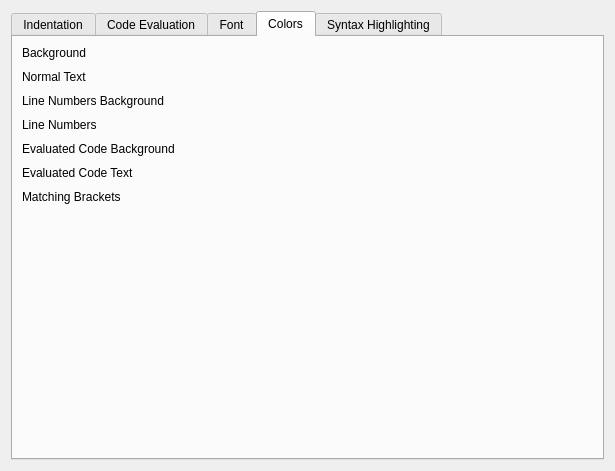
Above: editors/sc-ide/forms/settings_editor.ui from supercollider/supercollider before the change. Below: the same form after it.
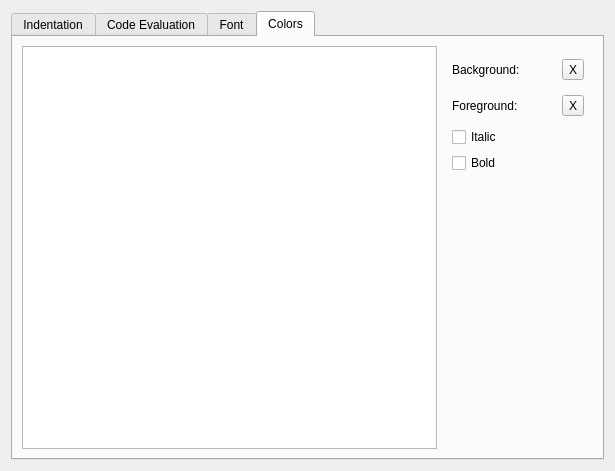
That is the form after the change. The open tabs and pages were chosen to show the change. Custom widgets are drawn as their Qt base class.

Commit message:
sc ide: redesign editor colors configuration
This unifies configuration of syntax highlighting and all other colors.
NOTE: This breaks configuration data in old configuration files.

Patch:
```diff
--- a/editors/sc-ide/forms/settings_editor.ui
+++ b/editors/sc-ide/forms/settings_editor.ui
@@ -280,92 +280,125 @@
        <attribute name="title">
         <string>Colors</string>
        </attribute>
-       <layout class="QFormLayout" name="formLayout">
-        <property name="fieldGrowthPolicy">
-         <enum>QFormLayout::ExpandingFieldsGrow</enum>
-        </property>
-        <property name="verticalSpacing">
-         <number>10</number>
-        </property>
+       <layout class="QHBoxLayout" name="horizontalLayout_6">
+        <item>
+         <widget class="QTreeWidget" name="textFormats">
+          <property name="rootIsDecorated">
+           <bool>false</bool>
+          </property>
+          <property name="headerHidden">
+           <bool>true</bool>
+          </property>
+          <attribute name="headerVisible">
+           <bool>false</bool>
+          </attribute>
+          <column>
+           <property name="text">
+            <string notr="true">1</string>
+           </property>
+          </column>
+         </widget>
+        </item>
+        <item>
+         <widget class="QWidget" name="textFormatEdit" native="true">
+          <layout class="QVBoxLayout" name="verticalLayout_2">
+           <item>
+            <layout class="QGridLayout" name="gridLayout">
         <item row="0" column="0">
-         <widget class="QLabel" name="label_2">
+              <widget class="QLabel" name="label_13">
           <property name="text">
-           <string>Background</string>
+                <string>Background:</string>
           </property>
          </widget>
         </item>
         <item row="0" column="1">
-         <widget class="ScIDE::ColorWidget" name="bgColor"/>
+              <widget class="ScIDE::ColorWidget" name="bgPicker">
+               <property name="sizePolicy">
+                <sizepolicy hsizetype="Fixed" vsizetype="Fixed">
+                 <horstretch>0</horstretch>
+                 <verstretch>0</verstretch>
+                </sizepolicy>
+               </property>
+               <property name="minimumSize">
+                <size>
+                 <width>30</width>
+                 <height>30</height>
+                </size>
+               </property>
+              </widget>
+             </item>
+             <item row="0" column="2">
+              <widget class="QToolButton" name="bgClearBtn">
+               <property name="text">
+                <string>X</string>
+               </property>
+              </widget>
         </item>
         <item row="1" column="0">
-         <widget class="QLabel" name="label_4">
+              <widget class="QLabel" name="label_14">
           <property name="text">
-           <string>Normal Text</string>
+                <string>Foreground:</string>
           </property>
          </widget>
         </item>
         <item row="1" column="1">
-         <widget class="ScIDE::ColorWidget" name="textColor"/>
-        </item>
-        <item row="4" column="0">
-         <widget class="QLabel" name="label_3">
-          <property name="text">
-           <string>Evaluated Code Background</string>
-          </property>
-         </widget>
-        </item>
-        <item row="4" column="1">
-         <widget class="ScIDE::ColorWidget" name="evalCodeBg"/>
-        </item>
-        <item row="5" column="0">
-         <widget class="QLabel" name="label_7">
-          <property name="text">
-           <string>Evaluated Code Text</string>
+              <widget class="ScIDE::ColorWidget" name="fgPicker">
+               <property name="sizePolicy">
+                <sizepolicy hsizetype="Fixed" vsizetype="Fixed">
+                 <horstretch>0</horstretch>
+                 <verstretch>0</verstretch>
+                </sizepolicy>
+               </property>
+               <property name="minimumSize">
+                <size>
+                 <width>30</width>
+                 <height>30</height>
+                </size>
           </property>
          </widget>
         </item>
-        <item row="5" column="1">
-         <widget class="ScIDE::ColorWidget" name="evalCodeFg"/>
-        </item>
-        <item row="6" column="0">
-         <widget class="QLabel" name="label_5">
+             <item row="1" column="2">
+              <widget class="QToolButton" name="fgClearBtn">
           <property name="text">
-           <string>Matching Brackets</string>
+                <string>X</string>
           </property>
          </widget>
         </item>
-        <item row="6" column="1">
-         <widget class="ScIDE::ColorWidget" name="bracketColor"/>
-        </item>
-        <item row="2" column="0">
-         <widget class="QLabel" name="label_6">
+            </layout>
+           </item>
+           <item>
+            <layout class="QVBoxLayout" name="verticalLayout_7">
+             <item>
+              <widget class="QCheckBox" name="italicOption">
           <property name="text">
-           <string>Line Numbers Background</string>
+                <string>Italic</string>
           </property>
          </widget>
         </item>
-        <item row="3" column="0">
-         <widget class="QLabel" name="label_8">
+             <item>
+              <widget class="QCheckBox" name="boldOption">
           <property name="text">
-           <string>Line Numbers</string>
+                <string>Bold</string>
           </property>
          </widget>
         </item>
-        <item row="2" column="1">
-         <widget class="ScIDE::ColorWidget" name="lineNumbersBg"/>
-        </item>
-        <item row="3" column="1">
-         <widget class="ScIDE::ColorWidget" name="lineNumbersFg"/>
+            </layout>
+           </item>
+           <item>
+            <spacer name="verticalSpacer_3">
+             <property name="orientation">
+              <enum>Qt::Vertical</enum>
+             </property>
+             <property name="sizeHint" stdset="0">
+              <size>
+               <width>20</width>
+               <height>294</height>
+              </size>
+             </property>
+            </spacer>
         </item>
        </layout>
       </widget>
-      <widget class="QWidget" name="tab_3">
-       <attribute name="title">
-        <string>Syntax Highlighting</string>
-       </attribute>
-       <layout class="QVBoxLayout" name="verticalLayout_2">
-        <item>
-         <widget class="ScIDE::TextFormatListWidget" name="textFormatList"/>
         </item>
        </layout>
       </widget>
@@ -375,11 +408,6 @@
   </layout>
  </widget>
  <customwidgets>
-  <customwidget>
-   <class>ScIDE::TextFormatListWidget</class>
-   <extends>QTreeView</extends>
-   <header>text_format_list_widget.hpp</header>
-  </customwidget>
   <customwidget>
    <class>ScIDE::ColorWidget</class>
    <extends>QLabel</extends>
```
Left out of the diff: 4 changed lines with no effect on the pictures. Lines whose indentation alone changed are shown as unchanged. The commit also changes 8 other files.
